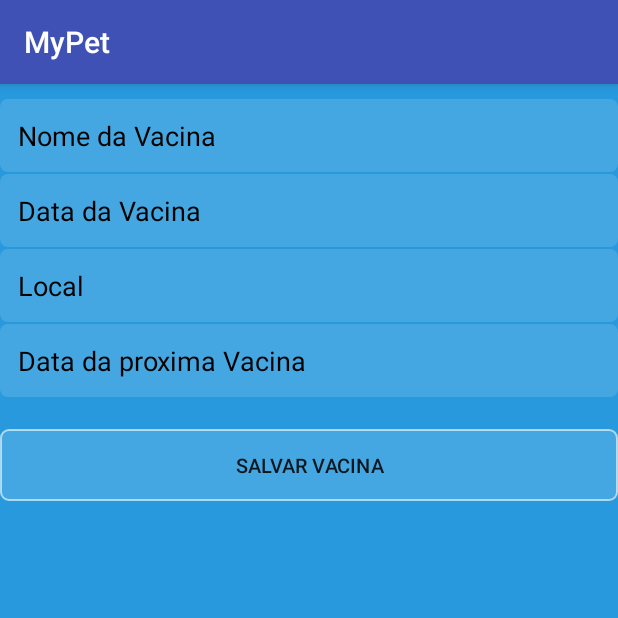
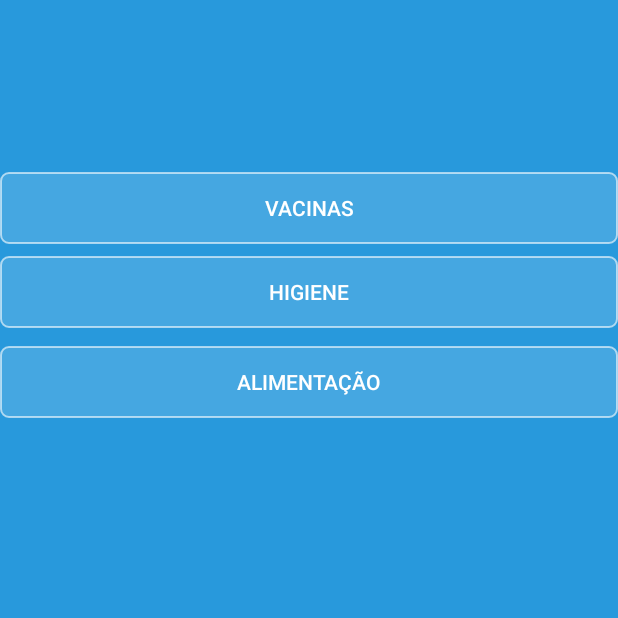
Before and after one commit to acarlos94/MyPet, an Android app: the CadastroVacina screen opened directly, with no data from a screen before it, after a tap on "SALVAR VACINA", on a phone screen of 412 x 824 dp, the top half of it. Run offline under Robolectric (Android 15) with nearby library versions, the phone set to English and light mode, and no system bars; 1 statement that could not run was skipped.

Commit message:
Mais um Pet1.2

```diff
--- a/app/src/main/AndroidManifest.xml
+++ b/app/src/main/AndroidManifest.xml
@@ -22,7 +22,7 @@
             android:name=".usuario.gui.MainActivity"
             android:label="@string/bem_vindo" />
         <activity android:name=".animal.gui.CadastrarAnimalActivity" />
-        <activity android:name=".usuario.gui.Main2Activity" />
+        <activity android:name=".animal.gui.OpcoesAnimalActivity" />
         <activity android:name=".vacina.gui.CadastroVacina"></activity>
     </application>
 
--- /dev/null
+++ b/app/src/main/java/banzoprojects/com/pet/animal/gui/OpcoesAnimalActivity.java
@@ -0,0 +1,42 @@
+package banzoprojects.com.pet.animal.gui;
+
+import android.app.Activity;
+import android.content.Intent;
+import android.os.Bundle;
+import android.view.View;
+import android.widget.Button;
+
+import banzoprojects.com.pet.R;
+import banzoprojects.com.pet.animal.dao.AnimalDAO;
+import banzoprojects.com.pet.animal.negocio.AnimalNegocio;
+import banzoprojects.com.pet.vacina.gui.CadastroVacina;
+
+public class OpcoesAnimalActivity extends Activity {
+
+    private AnimalDAO animalDAO;
+    private AnimalNegocio negocio;
+//    private Sessao sessao;
+//    private EditText etNomeVacina, etDataVacina,etLocal, etProximaVacina;
+    private Button btnVacinas;
+
+    @Override
+    protected void onCreate(Bundle savedInstanceState) {
+        super.onCreate(savedInstanceState);
+        setContentView(R.layout.activity_opcoes_animal);
+//        Animal animalSelecionado = sessao.getAnimal();
+//        salvarVacina = (Button)findViewById(R.id.btnSalvarVacina);
+        btnVacinas = (Button)findViewById(R.id.btnVacinas);
+        btnVacinas.setOnClickListener(new View.OnClickListener() {
+            @Override
+            public void onClick(View v) {
+                Intent intent = new Intent(getApplicationContext(), CadastroVacina.class);
+                startActivity(intent);
+            }
+        });
+
+
+    }
+
+
+
+}
--- a/app/src/main/java/banzoprojects/com/pet/usuario/gui/MainActivity.java
+++ b/app/src/main/java/banzoprojects/com/pet/usuario/gui/MainActivity.java
@@ -15,6 +15,7 @@ import banzoprojects.com.pet.R;
 import banzoprojects.com.pet.animal.dao.AnimalDAO;
 import banzoprojects.com.pet.animal.dominio.Animal;
 import banzoprojects.com.pet.animal.gui.CadastrarAnimalActivity;
+import banzoprojects.com.pet.animal.gui.OpcoesAnimalActivity;
 import banzoprojects.com.pet.infra.Sessao;
 import banzoprojects.com.pet.usuario.dominio.Usuario;
 
@@ -50,8 +51,8 @@ public class MainActivity extends AppCompatActivity {
             @Override
             public void onItemClick(AdapterView<?> parent, View view, int position, long id) {
 //                Toast.makeText(getApplicationContext(),"Teste de clique", Toast.LENGTH_SHORT).show();
-
-                Intent intent = new Intent(getApplicationContext(), Main2Activity.class);
+//                Sessao.setAnimal(ani.getAnimal());
+                Intent intent = new Intent(getApplicationContext(), OpcoesAnimalActivity.class);
                 startActivity(intent);
             }
         });
--- a/app/src/main/java/banzoprojects/com/pet/usuario/negocio/UsuarioNegocio.java
+++ b/app/src/main/java/banzoprojects/com/pet/usuario/negocio/UsuarioNegocio.java
@@ -34,7 +34,6 @@ public class UsuarioNegocio {
         usuario.setSenha(senhaMascarada);
 
         long idUsuario = usuarioDAO.inserir(usuario);
-
         usuario.set_idUsuario(idUsuario);
 
     }
--- a/app/src/main/java/banzoprojects/com/pet/vacina/dao/VacinaDAO.java
+++ b/app/src/main/java/banzoprojects/com/pet/vacina/dao/VacinaDAO.java
@@ -27,14 +27,14 @@ public class VacinaDAO {
         values.put(dbHelper.COLUNA_DATA_VACINA, vacina.getData_vacina());
         values.put(dbHelper.COLUNA_LOCAL, vacina.getLocal());
         values.put(dbHelper.COLUNA_DATA_PROXIMA_VACINA, vacina.getProxima_vacina());
-        values.put(dbHelper.ANIMAL_ID, Sessao.getUsuario().get_idUsuario());
+//        mudar
+//        values.put(dbHelper.ANIMAL_ID, Sessao.getUsuario().get_idUsuario());
 
 
         String tabela = dbHelper.TABELA_VACINAS;
 
         long id = db.insert(tabela, null, values);
         db.close();
-
         return id;
     }
     public Vacina getVacina(String nome){
--- a/app/src/main/java/banzoprojects/com/pet/vacina/gui/CadastroVacina.java
+++ b/app/src/main/java/banzoprojects/com/pet/vacina/gui/CadastroVacina.java
@@ -1,15 +1,47 @@
 package banzoprojects.com.pet.vacina.gui;
 
+import android.content.Intent;
 import android.os.Bundle;
 import android.support.v7.app.AppCompatActivity;
+import android.view.View;
+import android.widget.Button;
+import android.widget.EditText;
+import android.widget.Toast;
 
 import banzoprojects.com.pet.R;
+import banzoprojects.com.pet.infra.GuiUtil;
+import banzoprojects.com.pet.animal.gui.OpcoesAnimalActivity;
+import banzoprojects.com.pet.vacina.negocio.VacinaNegocio;
 
 public class CadastroVacina extends AppCompatActivity {
+    private Button btnSalvarVacina;
+    private VacinaNegocio vacinaNegocio;
+    private GuiUtil guiUtil;
 
     @Override
     protected void onCreate(Bundle savedInstanceState) {
         super.onCreate(savedInstanceState);
         setContentView(R.layout.activity_cadastro_vacina);
+        btnSalvarVacina = (Button)findViewById(R.id.btnSalvarVacina);
+        vacinaNegocio = new VacinaNegocio(this);
+
+    }
+    public void onButtonClickSalvarVacina(View v){
+        if(v.getId()==R.id.btnSalvarVacina){
+            EditText nomeVacina =(EditText)findViewById(R.id.etNomeVacina);
+            EditText dataVacina =(EditText)findViewById(R.id.etDataVacina);
+            EditText localVacina =(EditText)findViewById(R.id.etLocal);
+            EditText proximaVacina =(EditText)findViewById(R.id.etProximaVacina);
+
+            String nome = nomeVacina.getText().toString();
+            String data = dataVacina.getText().toString();
+            String local = localVacina.getText().toString();
+            String prox = proximaVacina.getText().toString();
+
+            vacinaNegocio.cadastrarVacina(nome,data,local,prox);
+            Toast.makeText(getApplicationContext(),"Vacina Cadastrada", Toast.LENGTH_SHORT).show();
+            Intent intent = new Intent(getApplicationContext(), OpcoesAnimalActivity.class);
+            startActivity(intent);
+        }
     }
 }
--- a/app/src/main/java/banzoprojects/com/pet/vacina/negocio/VacinaNegocio.java
+++ b/app/src/main/java/banzoprojects/com/pet/vacina/negocio/VacinaNegocio.java
@@ -1,31 +1,35 @@
-//package banzoprojects.com.pet.vacina.negocio;
-//
-//
-//import android.content.Context;
-//import java.util.ArrayList;
-//import banzoprojects.com.pet.animal.dominio.Animal;
-//import banzoprojects.com.pet.vacina.dao.VacinaDAO;
-//import banzoprojects.com.pet.vacina.dominio.Vacina;
-//
-//public class VacinaNegocio {
-//    private VacinaDAO vacinaDAO;
-//    Animal animal = new Animal();
-//
-//    public VacinaNegocio(Context context){
-//        vacinaDAO = new VacinaDAO(context);
-//    }
-//    public void cadastrarVacina(String nome, String data, String local, String dataproxima){
-//        Vacina vacina = new Vacina();
-//        vacina.setNome_vacina(nome);
-//        vacina.setData_vacina(data);
-//        vacina.setLocal(local);
-//        vacina.setProxima_vacina(dataproxima);
-//        vacina.setIdAnimal(animal.get_idAnimal());
-//
-//        Long idVacina = vacinaDAO.inserir(vacina);
-//        vacina.set_id(idVacina);
-//    }
-//    public ArrayList<Vacina> getTodasVacinas(){
-//        return (ArrayList<Vacina>) vacinaDAO.listaVacinas();
-//    }
-//}
+package banzoprojects.com.pet.vacina.negocio;
+
+
+import android.content.Context;
+
+import java.util.ArrayList;
+
+import banzoprojects.com.pet.animal.dominio.Animal;
+import banzoprojects.com.pet.infra.Sessao;
+import banzoprojects.com.pet.vacina.dao.VacinaDAO;
+import banzoprojects.com.pet.vacina.dominio.Vacina;
+
+public class VacinaNegocio {
+    private VacinaDAO vacinaDAO;
+    Animal animal = new Animal();
+
+
+    public VacinaNegocio(Context context){
+        vacinaDAO = new VacinaDAO(context);
+    }
+    public void cadastrarVacina(String nome, String data, String local, String dataproxima){
+        Vacina vacina = new Vacina();
+        vacina.setNome_vacina(nome);
+        vacina.setData_vacina(data);
+        vacina.setLocal(local);
+        vacina.setProxima_vacina(dataproxima);
+        vacina.setIdAnimal(Sessao.getUsuario().get_idUsuario());
+
+        Long idVacina = vacinaDAO.inserir(vacina);
+        vacina.set_id(idVacina);
+    }
+    public ArrayList<Vacina> getTodasVacinas(){
+        return (ArrayList<Vacina>) vacinaDAO.listaVacinas();
+    }
+}
--- a/app/src/main/res/layout/activity_cadastro_vacina.xml
+++ b/app/src/main/res/layout/activity_cadastro_vacina.xml
@@ -20,8 +20,8 @@
         android:padding="12dp"
         android:textColorHint="@color/preto"
         android:textColor="@color/preto"
-        android:id="@+id/etNomeAnimal"
-        android:layout_below="@+id/etNomeAnimal"
+        android:id="@+id/etNomeVacina"
+        android:layout_below="@+id/etNomeVacinar"
         android:layout_alignParentStart="true"
         android:layout_marginTop="10dp" />
 
@@ -35,7 +35,7 @@
         android:padding="12dp"
         android:textColorHint="@color/preto"
         android:textColor="@color/preto"
-        android:id="@+id/etAlturaAnimal"
+        android:id="@+id/etDataVacina"
         android:layout_below="@+id/etSexoAnimal"
         android:layout_alignParentStart="true"
         android:layout_marginTop="1dp" />
@@ -51,8 +51,8 @@
         android:padding="12dp"
         android:textColorHint="@color/preto"
         android:textColor="@color/preto"
-        android:id="@+id/etCorAnimal"
-        android:layout_below="@+id/edtPesoAnimal"
+        android:id="@+id/etLocal"
+        android:layout_below="@+id/etLocal"
         android:layout_alignParentStart="true"
         android:layout_marginTop="1dp" />
 
@@ -68,7 +68,7 @@
         android:padding="12dp"
         android:textColorHint="@color/preto"
         android:textColor="@color/preto"
-        android:id="@+id/etPesoAnimal"
+        android:id="@+id/etProximaVacina"
         android:layout_below="@+id/etNomeAnimal"
         android:layout_alignParentStart="true"
         android:layout_marginTop="1dp" />
@@ -77,10 +77,10 @@
     <Button
         android:layout_width="match_parent"
         android:layout_height="wrap_content"
-        android:id="@+id/btnSalvarAnimal"
+        android:id="@+id/btnSalvarVacina"
         android:text="Salvar Vacina"
         android:background="@drawable/fundo_botao"
-        android:onClick="onButtonClickSalvarAnimal"
+        android:onClick="onButtonClickSalvarVacina"
         android:textSize="13sp"
         android:layout_marginTop="21dp" />
 
--- a/app/src/main/res/layout/activity_main2.xml
+++ b/app/src/main/res/layout/activity_opcoes_animal.xml
@@ -6,7 +6,7 @@
     android:layout_height="match_parent"
     android:orientation="vertical"
     android:background="@drawable/fundo_tela"
-    tools:context="banzoprojects.com.pet.usuario.gui.Main2Activity"
+    tools:context="banzoprojects.com.pet.animal.gui.OpcoesAnimalActivity"
     android:weightSum="1">
 
 
@@ -28,7 +28,8 @@
         android:background="@drawable/fundo_botao"
         android:layout_below="@+id/btnVacinas"
         android:layout_alignParentStart="true"
-        android:layout_marginTop="12dp" />
+        android:layout_marginTop="12dp"
+        android:onClick="onButtonClickAlimentacao"/>
 
     <Button
         android:text="Higiene"
@@ -39,7 +40,8 @@
         android:background="@drawable/fundo_botao"
         android:layout_marginTop="127dp"
         android:layout_below="@+id/textView5"
-        android:layout_alignParentStart="true" />
+        android:layout_alignParentStart="true"
+        android:onClick="onButtonClickHigiene"/>
 
     <Button
         android:text="Vacinas"
@@ -49,8 +51,9 @@
         android:background="@drawable/fundo_botao"
         android:layout_marginBottom="56dp"
         android:id="@+id/btnVacinas"
-        android:onClick="onButtonClickSalvarVacina"
+        android:onClick="onButtonClickVacina"
         android:layout_alignBottom="@+id/btnHigiene"
-        android:layout_alignParentStart="true" />
+        android:layout_alignParentStart="true"
+        />
 
 </RelativeLayout>
```
Also changed, not shown: app/src/main/java/banzoprojects/com/pet/animal/dao/AnimalDao.java (+13 -0 lines), app/src/main/java/banzoprojects/com/pet/usuario/gui/Main2Activity.java (deleted, +0 -33 lines).
